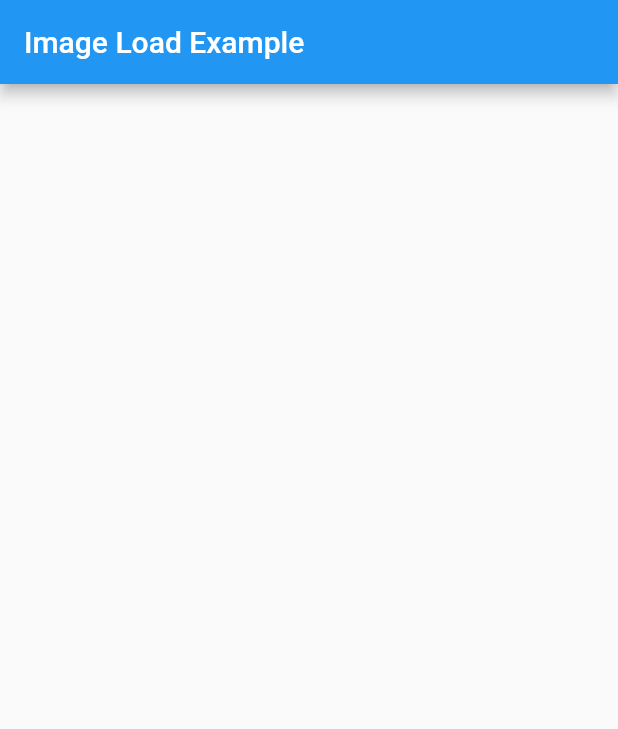
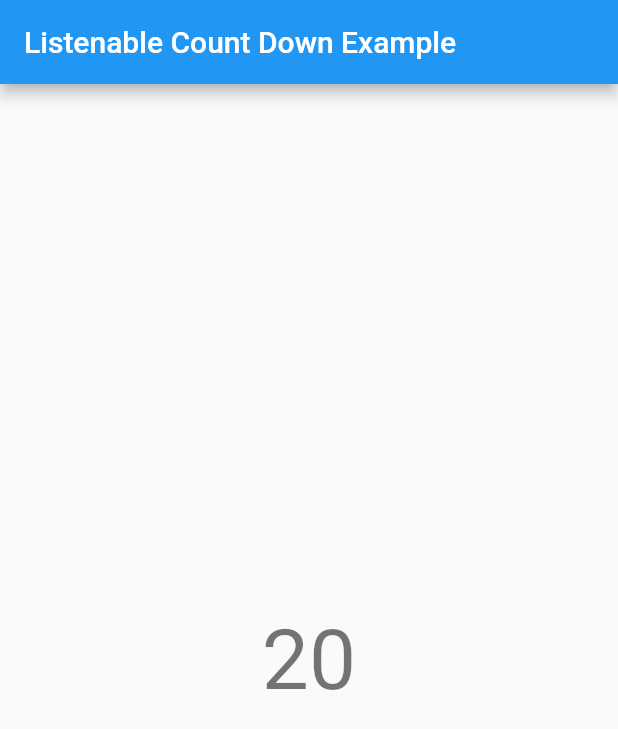
Before and after one commit to adem-emre/hooks_example, a Flutter app: the first screen one second after launch, on a phone screen of 412 x 824 dp. Shown: the top 729 px of the screen. Run offline on Flutter 3.47's test engine with Material 2 defaults, Android fonts, the phone set to English and light mode, and no system bars; our stand-ins replace flutter_hooks.

Commit message:
Add listenable count down example

```diff
--- /dev/null
+++ b/lib/examples/listenable_count_down/listenable_count_down_example.dart
@@ -0,0 +1,41 @@
+import 'dart:async';
+
+import 'package:flutter/material.dart';
+import 'package:flutter_hooks/flutter_hooks.dart';
+
+class CountDown extends ValueNotifier<int> {
+  late StreamSubscription sub;
+  CountDown({required int from}) : super(from) {
+    sub = Stream.periodic(const Duration(milliseconds: 500), (v) => from - v)
+        .takeWhile((value) => value >= 0)
+        .listen((value) {
+      this.value = value;
+    });
+  }
+  @override
+  void dispose() {
+    sub.cancel();
+    super.dispose();
+  }
+}
+
+class ListenableCountDownExample extends HookWidget {
+  const ListenableCountDownExample({Key? key}) : super(key: key);
+
+  @override
+  Widget build(BuildContext context) {
+    final countDown = useMemoized(() => CountDown(from: 20));
+    final notifier = useListenable(countDown);
+    return Scaffold(
+      appBar: AppBar(
+        title: const Text('Listenable Count Down Example'),
+      ),
+      body: Center(
+        child: Text(
+          notifier.value.toString(),
+          style: Theme.of(context).textTheme.displayMedium,
+        ),
+      ),
+    );
+  }
+}
--- a/lib/main.dart
+++ b/lib/main.dart
@@ -1,5 +1,6 @@
 import 'package:flutter/material.dart';
 import 'package:hooks_example/examples/image_load/image_load_example.dart';
+import 'package:hooks_example/examples/listenable_count_down/listenable_count_down_example.dart';
 
 import 'examples/text_controller/text_controller_example.dart';
 
@@ -17,7 +18,7 @@ class MyApp extends StatelessWidget {
       theme: ThemeData(
         primarySwatch: Colors.blue,
       ),
-      home: const ImageLoadExample(),
+      home: const ListenableCountDownExample(),
     );
   }
 }
```
